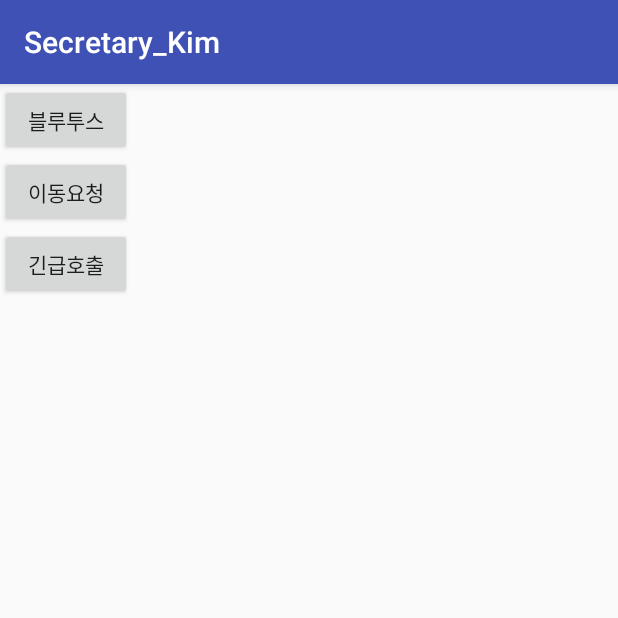
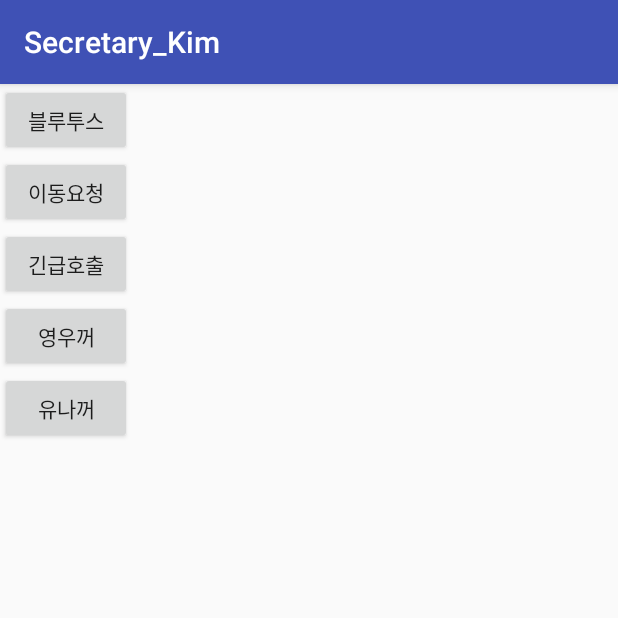
Before and after one commit to yuna31/Secretary_KIM, an Android app: the BluetoothActivity screen opened directly, with no data from a screen before it, on a phone screen of 412 x 824 dp, the top half of it. Run offline under Robolectric (Android 15) with nearby library versions, the phone set to English and light mode, and no system bars.

Commit message:
to check my file

```diff
--- a/app/src/main/res/layout/activity_bluetooth.xml
+++ b/app/src/main/res/layout/activity_bluetooth.xml
@@ -1,27 +1,25 @@
-<?xml version="1.0" encoding="utf-8"?>
-<LinearLayout xmlns:android="http://schemas.android.com/apk/res/android"
+<?xml version="1.0" encoding="UTF-8"?>
+
+<LinearLayout tools:context=".VR.BluetoothActivity"
+    android:orientation="vertical"
+    android:layout_height="match_parent"
+    android:layout_width="match_parent"
+    xmlns:tools="http://schemas.android.com/tools"
     xmlns:app="http://schemas.android.com/apk/res-auto"
-    xmlns:tools="http://schemas.android.com/tools"
-    android:layout_width="match_parent"
-    android:layout_height="match_parent"
-    android:orientation="vertical"
-    tools:context=".VR.BluetoothActivity">
+    xmlns:android="http://schemas.android.com/apk/res/android">
 
     <Button
-        android:layout_width="wrap_content"
-        android:layout_height="wrap_content"
-        android:id="@+id/bluetooth_btn"
-        android:text="블루투스" />
-
-    <Button
-        android:layout_width="wrap_content"
-        android:layout_height="wrap_content"
-        android:id="@+id/request_btn"
-        android:text="이동요청" />
-
-    <Button
-        android:id="@+id/sos_btn"
         android:layout_height="wrap_content"
         android:layout_width="wrap_content"
-        android:text="긴급호출" />
+        android:text="블루투스"
+        android:id="@+id/bluetooth_btn"/>
+
+    <Button android:layout_height="wrap_content" android:layout_width="wrap_content" android:text="이동요청" android:id="@+id/request_btn"/>
+
+    <Button android:layout_height="wrap_content" android:layout_width="wrap_content" android:text="긴급호출" android:id="@+id/sos_btn"/>
+
+    <Button android:layout_height="wrap_content" android:layout_width="wrap_content" android:text="영우꺼" android:id="@+id/s0woo_btn"/>
+
+    <Button android:layout_height="wrap_content" android:layout_width="wrap_content" android:text="유나꺼" android:id="@+id/yuna_btn"/>
+
 </LinearLayout>
```
